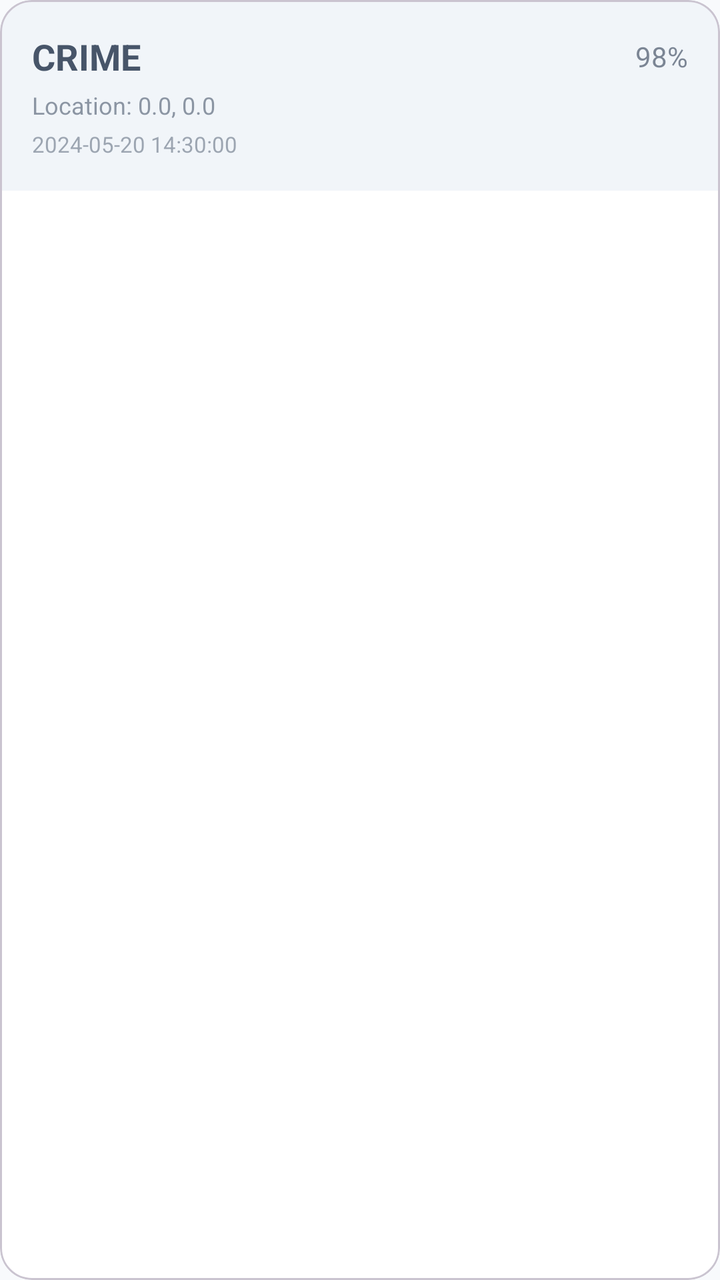
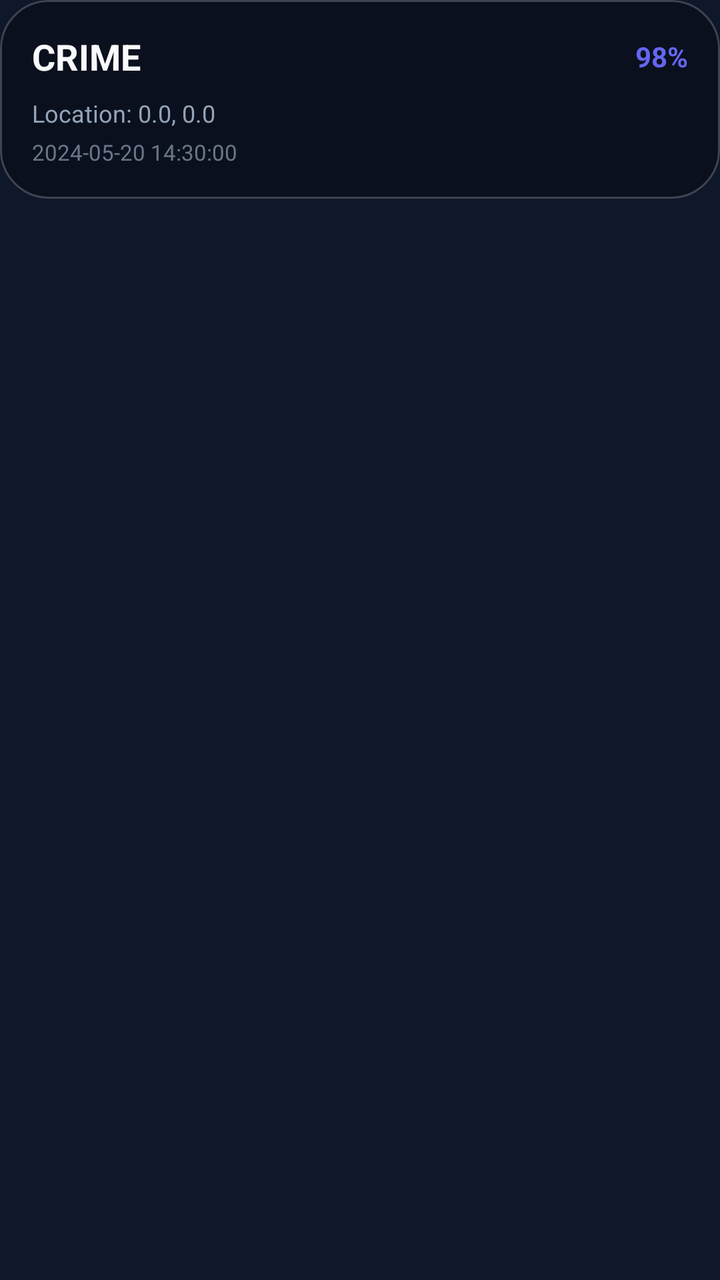

Compare the two renders of this Android layout. The source of the first and the diff that turns it into the second are given below.
<!-- AndroidManifest.xml: application theme Theme.CrimeDetection -->
<!-- res/layout/item_crime_record.xml -->
<?xml version="1.0" encoding="utf-8"?>
<com.google.android.material.card.MaterialCardView xmlns:android="http://schemas.android.com/apk/res/android"
    xmlns:app="http://schemas.android.com/apk/res-auto"
    android:layout_width="match_parent"
    android:layout_height="wrap_content"
    android:layout_marginHorizontal="16dp"
    android:layout_marginVertical="8dp"
    app:cardCornerRadius="16dp"
    app:cardElevation="0dp"
    app:strokeWidth="1dp"
    app:strokeColor="?attr/colorOutlineVariant">

    <LinearLayout
        android:layout_width="match_parent"
        android:layout_height="wrap_content"
        android:orientation="vertical"
        android:padding="16dp"
        android:background="?attr/colorSurfaceVariant">

        <LinearLayout
            android:layout_width="match_parent"
            android:layout_height="wrap_content"
            android:gravity="center_vertical"
            android:orientation="horizontal">

            <TextView
                android:id="@+id/tvPrediction"
                android:layout_width="0dp"
                android:layout_height="wrap_content"
                android:layout_weight="1"
                android:text="CRIME"
                android:textColor="?attr/colorOnSurfaceVariant"
                android:textSize="18sp"
                android:textStyle="bold" />

            <TextView
                android:id="@+id/tvConfidence"
                android:layout_width="wrap_content"
                android:layout_height="wrap_content"
                android:text="98%"
                android:textColor="?attr/colorOnSurfaceVariant"
                android:alpha="0.7"
                android:textSize="14sp" />
        </LinearLayout>

        <TextView
            android:id="@+id/tvLocation"
            android:layout_width="match_parent"
            android:layout_height="wrap_content"
            android:layout_marginTop="4dp"
            android:text="Location: 0.0, 0.0"
            android:textColor="?attr/colorOnSurfaceVariant"
            android:alpha="0.6"
            android:textSize="12sp" />

        <TextView
            android:id="@+id/tvTimestamp"
            android:layout_width="match_parent"
            android:layout_height="wrap_content"
            android:layout_marginTop="4dp"
            android:text="2024-05-20 14:30:00"
            android:textColor="?attr/colorOnSurfaceVariant"
            android:alpha="0.5"
            android:textSize="11sp" />

    </LinearLayout>
</com.google.android.material.card.MaterialCardView>
<!-- resources referenced by this layout -->
<resources>
  <style name="Theme.CrimeDetection" parent="Theme.Material3.DayNight.NoActionBar">
          
          <item name="colorPrimary">@color/colorPrimary</item>
          <item name="colorOnPrimary">@color/colorOnPrimary</item>
          <item name="colorPrimaryContainer">@color/colorPrimaryContainer</item>
          <item name="colorOnPrimaryContainer">@color/colorOnPrimaryContainer</item>
  
          
          <item name="colorSecondary">@color/colorSecondary</item>
          <item name="colorOnSecondary">@color/colorOnSecondary</item>
          <item name="colorSecondaryContainer">@color/colorSecondaryContainer</item>
          <item name="colorOnSecondaryContainer">@color/colorOnSecondaryContainer</item>
  
          
          <item name="colorTertiary">@color/colorTertiary</item>
          <item name="colorOnTertiary">@color/colorOnTertiary</item>
  
          
          <item name="android:statusBarColor">?attr/colorSurface</item>
          <item name="android:windowLightStatusBar">true</item>
  
          
          <item name="android:colorBackground">@color/colorBackground</item>
          <item name="colorSurface">@color/colorSurface</item>
          <item name="colorOnSurface">@color/colorOnSurface</item>
          <item name="colorSurfaceVariant">@color/colorSurfaceVariant</item>
          <item name="colorOnSurfaceVariant">@color/colorOnSurfaceVariant</item>
          <item name="colorOutline">@color/colorOutline</item>
  
          <item name="bottomNavigationStyle">@style/Widget.App.BottomNavigationView</item>
      </style>
  <color name="colorPrimary">#4F46E5</color>
  <color name="colorOnPrimary">#FFFFFF</color>
  <color name="colorPrimaryContainer">#EEF2FF</color>
  <color name="colorOnPrimaryContainer">#3730A3</color>
  <color name="colorSecondary">#0F172A</color>
  <color name="colorOnSecondary">#FFFFFF</color>
  <color name="colorSecondaryContainer">#F1F5F9</color>
  <color name="colorOnSecondaryContainer">#1E293B</color>
  <color name="colorTertiary">#0EA5E9</color>
  <color name="colorOnTertiary">#FFFFFF</color>
  <color name="colorBackground">#F8FAFC</color>
  <color name="colorSurface">#FFFFFF</color>
  <color name="colorOnSurface">#0F172A</color>
  <color name="colorSurfaceVariant">#F1F5F9</color>
  <color name="colorOnSurfaceVariant">#475569</color>
  <color name="colorOutline">#E2E8F0</color>
  <style name="Widget.App.BottomNavigationView" parent="Widget.Material3.BottomNavigationView">
          <item name="labelVisibilityMode">labeled</item>
          <item name="itemIconTint">@color/bottom_nav_colors</item>
          <item name="itemTextColor">@color/bottom_nav_colors</item>
          <item name="itemRippleColor">@color/colorSecondaryContainer</item>
          <item name="backgroundTint">?attr/colorSurface</item>
      </style>
</resources>

<!-- the commit's change to res/layout/item_crime_record.xml (unified diff, before → after) -->
@@ -5,17 +5,17 @@
     android:layout_height="wrap_content"
     android:layout_marginHorizontal="16dp"
     android:layout_marginVertical="8dp"
-    app:cardCornerRadius="16dp"
+    app:cardBackgroundColor="@android:color/transparent"
+    app:cardCornerRadius="24dp"
     app:cardElevation="0dp"
-    app:strokeWidth="1dp"
-    app:strokeColor="?attr/colorOutlineVariant">
+    app:strokeWidth="0dp">
 
     <LinearLayout
         android:layout_width="match_parent"
         android:layout_height="wrap_content"
+        android:background="@drawable/glass_card_bg"
         android:orientation="vertical"
-        android:padding="16dp"
-        android:background="?attr/colorSurfaceVariant">
+        android:padding="16dp">
 
         <LinearLayout
             android:layout_width="match_parent"
@@ -29,7 +29,7 @@
                 android:layout_height="wrap_content"
                 android:layout_weight="1"
                 android:text="CRIME"
-                android:textColor="?attr/colorOnSurfaceVariant"
+                android:textColor="@color/text_primary"
                 android:textSize="18sp"
                 android:textStyle="bold" />
 
@@ -38,19 +38,18 @@
                 android:layout_width="wrap_content"
                 android:layout_height="wrap_content"
                 android:text="98%"
-                android:textColor="?attr/colorOnSurfaceVariant"
-                android:alpha="0.7"
-                android:textSize="14sp" />
+                android:textColor="@color/colorPrimary"
+                android:textSize="14sp"
+                android:textStyle="bold" />
         </LinearLayout>
 
         <TextView
             android:id="@+id/tvLocation"
             android:layout_width="match_parent"
             android:layout_height="wrap_content"
-            android:layout_marginTop="4dp"
+            android:layout_marginTop="8dp"
             android:text="Location: 0.0, 0.0"
-            android:textColor="?attr/colorOnSurfaceVariant"
-            android:alpha="0.6"
+            android:textColor="@color/text_secondary"
             android:textSize="12sp" />
 
         <TextView
@@ -59,8 +58,8 @@
             android:layout_height="wrap_content"
             android:layout_marginTop="4dp"
             android:text="2024-05-20 14:30:00"
-            android:textColor="?attr/colorOnSurfaceVariant"
-            android:alpha="0.5"
+            android:textColor="@color/text_secondary"
+            android:alpha="0.7"
             android:textSize="11sp" />
 
     </LinearLayout>
<!-- resource entries referenced after the edit -->
@@ -18,8 +18,8 @@
           <item name="colorOnTertiary">@color/colorOnTertiary</item>
   
           
-          <item name="android:statusBarColor">?attr/colorSurface</item>
-          <item name="android:windowLightStatusBar">true</item>
+          <item name="android:statusBarColor">@color/bg_dark</item>
+          <item name="android:windowLightStatusBar">false</item>
   
           
           <item name="android:colorBackground">@color/colorBackground</item>
@@ -31,26 +31,38 @@
   
           <item name="bottomNavigationStyle">@style/Widget.App.BottomNavigationView</item>
       </style>
-  <color name="colorPrimary">#4F46E5</color>
+  <color name="colorPrimary">#6366F1</color>
+  <color name="text_primary">#F8FAFC</color>
+  <color name="text_secondary">#94A3B8</color>
+  <!-- drawable glass_card_bg (drawable) -->
+  <?xml version="1.0" encoding="utf-8"?>
+  <shape xmlns:android="http://schemas.android.com/apk/res/android">
+      <solid android:color="#4D000000" />
+      <corners android:radius="24dp" />
+      <stroke
+          android:width="1dp"
+          android:color="#33FFFFFF" />
+  </shape>
   <color name="colorOnPrimary">#FFFFFF</color>
-  <color name="colorPrimaryContainer">#EEF2FF</color>
-  <color name="colorOnPrimaryContainer">#3730A3</color>
-  <color name="colorSecondary">#0F172A</color>
+  <color name="colorPrimaryContainer">#2D2E5F</color>
+  <color name="colorOnPrimaryContainer">#E0E7FF</color>
+  <color name="colorSecondary">#F43F5E</color>
   <color name="colorOnSecondary">#FFFFFF</color>
-  <color name="colorSecondaryContainer">#F1F5F9</color>
-  <color name="colorOnSecondaryContainer">#1E293B</color>
-  <color name="colorTertiary">#0EA5E9</color>
+  <color name="colorSecondaryContainer">#541C2B</color>
+  <color name="colorOnSecondaryContainer">#FFE4E6</color>
+  <color name="colorTertiary">#10B981</color>
   <color name="colorOnTertiary">#FFFFFF</color>
-  <color name="colorBackground">#F8FAFC</color>
-  <color name="colorSurface">#FFFFFF</color>
-  <color name="colorOnSurface">#0F172A</color>
-  <color name="colorSurfaceVariant">#F1F5F9</color>
-  <color name="colorOnSurfaceVariant">#475569</color>
-  <color name="colorOutline">#E2E8F0</color>
+  <color name="bg_dark">#0F172A</color>
+  <color name="colorBackground">#0F172A</color>
+  <color name="colorSurface">#1E293B</color>
+  <color name="colorOnSurface">#F8FAFC</color>
+  <color name="colorSurfaceVariant">#334155</color>
+  <color name="colorOnSurfaceVariant">#94A3B8</color>
+  <color name="colorOutline">#475569</color>
   <style name="Widget.App.BottomNavigationView" parent="Widget.Material3.BottomNavigationView">
-          <item name="labelVisibilityMode">labeled</item>
-          <item name="itemIconTint">@color/bottom_nav_colors</item>
-          <item name="itemTextColor">@color/bottom_nav_colors</item>
+          <item name="labelVisibilityMode">unlabeled</item>
+          <item name="itemIconTint">@color/text_primary</item>
+          <item name="itemTextColor">@color/text_primary</item>
           <item name="itemRippleColor">@color/colorSecondaryContainer</item>
           <item name="backgroundTint">?attr/colorSurface</item>
       </style>
